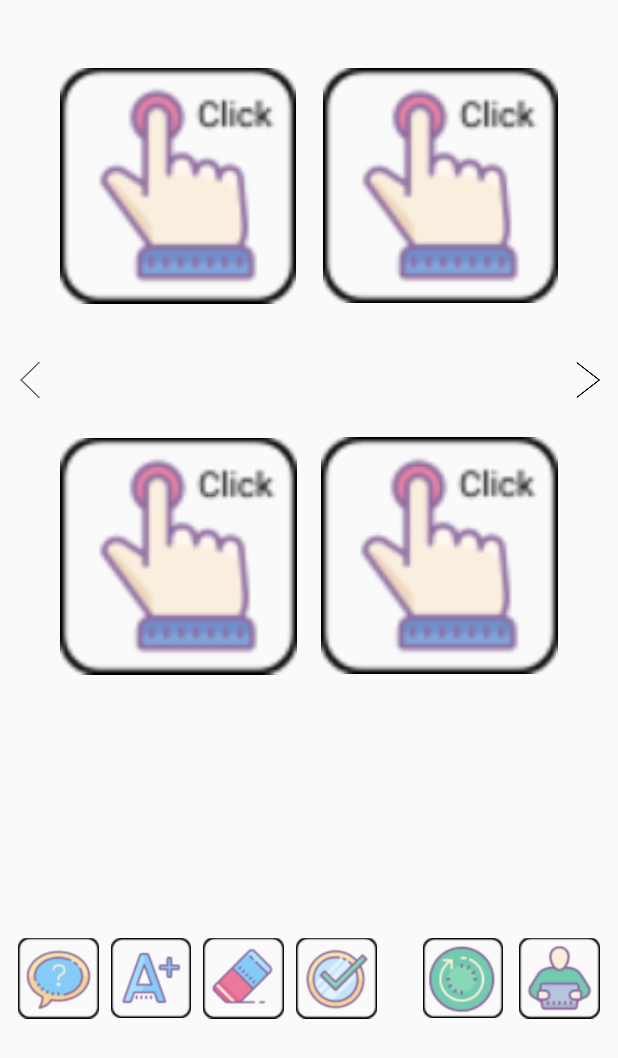
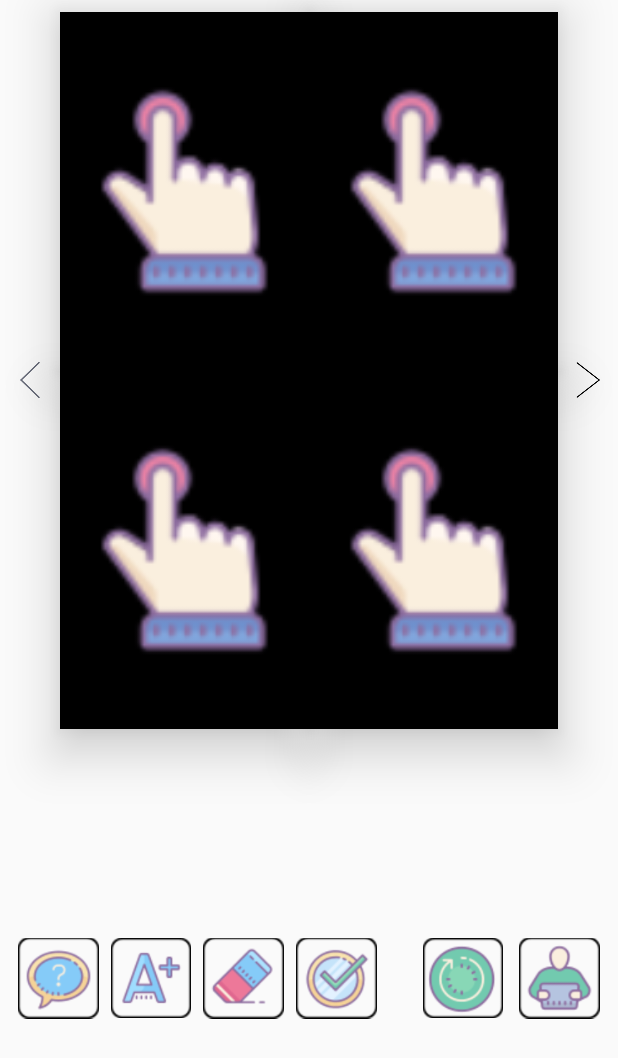
Before and after one commit to aarzee13/LogoQuiz, an Android app: the layout activity_quiz.xml on its own in the app's theme, with its tools: preview values and no code run, on a phone screen of 412 x 824 dp. Shown: the top 1058 px of the screen. Run offline under Robolectric (Android 15) with nearby library versions, the phone set to English and light mode, and no system bars.

```diff
--- a/app/src/main/res/layout/activity_quiz.xml
+++ b/app/src/main/res/layout/activity_quiz.xml
@@ -10,11 +10,13 @@
         android:id="@+id/quiz_image1"
         android:layout_width="0dp"
         android:layout_height="0dp"
-        android:layout_marginBottom="8dp"
-        android:layout_marginEnd="10dp"
+        android:layout_marginBottom="0dp"
+        android:layout_marginEnd="0dp"
         android:layout_marginStart="8dp"
         android:layout_marginTop="8dp"
         android:layout_weight="1"
+        android:background="#000000"
+        android:elevation="20dp"
         app:layout_constraintBottom_toTopOf="@+id/quiz_image3"
         app:layout_constraintEnd_toStartOf="@+id/quiz_image2"
         app:layout_constraintStart_toEndOf="@+id/quiz_previous"
@@ -26,11 +28,13 @@
         android:id="@+id/quiz_image2"
         android:layout_width="0dp"
         android:layout_height="0dp"
-        android:layout_marginBottom="8dp"
+        android:layout_marginBottom="0dp"
         android:layout_marginEnd="8dp"
-        android:layout_marginStart="8dp"
+        android:layout_marginStart="0dp"
         android:layout_marginTop="8dp"
         android:layout_weight="1"
+        android:elevation="20dp"
+        android:background="#000000"
         app:layout_constraintBottom_toTopOf="@+id/quiz_image4"
         app:layout_constraintEnd_toStartOf="@+id/quiz_next"
         app:layout_constraintStart_toEndOf="@+id/quiz_image1"
@@ -43,10 +47,12 @@
         android:layout_width="0dp"
         android:layout_height="0dp"
         android:layout_marginBottom="20dp"
-        android:layout_marginEnd="8dp"
+        android:layout_marginEnd="0dp"
         android:layout_marginStart="8dp"
-        android:layout_marginTop="8dp"
+        android:layout_marginTop="0dp"
         android:layout_weight="1"
+        android:elevation="20dp"
+        android:background="#000000"
         app:layout_constraintBottom_toTopOf="@+id/answer_recyclerview"
         app:layout_constraintEnd_toStartOf="@+id/quiz_image4"
         app:layout_constraintHorizontal_chainStyle="spread_inside"
@@ -60,9 +66,11 @@
         android:layout_height="0dp"
         android:layout_marginBottom="20dp"
         android:layout_marginEnd="8dp"
-        android:layout_marginStart="8dp"
-        android:layout_marginTop="7dp"
+        android:layout_marginStart="0dp"
+        android:layout_marginTop="0dp"
         android:layout_weight="1"
+        android:elevation="20dp"
+        android:background="#000000"
         app:layout_constraintBottom_toTopOf="@+id/answer_recyclerview"
         app:layout_constraintEnd_toStartOf="@+id/quiz_next"
         app:layout_constraintStart_toEndOf="@+id/quiz_image3"
@@ -206,4 +214,19 @@
         app:layout_constraintTop_toTopOf="parent"
         app:srcCompat="@drawable/next" />
 
+    <ImageView
+        android:id="@+id/main_image"
+        android:layout_width="0dp"
+        android:layout_height="0dp"
+        android:layout_weight="1"
+        android:layout_marginBottom="20dp"
+        android:layout_marginEnd="8dp"
+        android:layout_marginStart="8dp"
+        android:layout_marginTop="8dp"
+        app:layout_constraintBottom_toTopOf="@+id/answer_recyclerview"
+        app:layout_constraintEnd_toStartOf="@+id/quiz_next"
+        app:layout_constraintStart_toEndOf="@+id/quiz_previous"
+        app:layout_constraintTop_toTopOf="parent"
+        app:srcCompat="@drawable/nothing" />
+
 </android.support.constraint.ConstraintLayout>
```
Also changed, not shown: app/src/main/java/com/utili/aarzee/logoquiz/QuizActivity.java (+38 -5 lines), app/src/main/assets/db_quiz.db, 3 other files.
